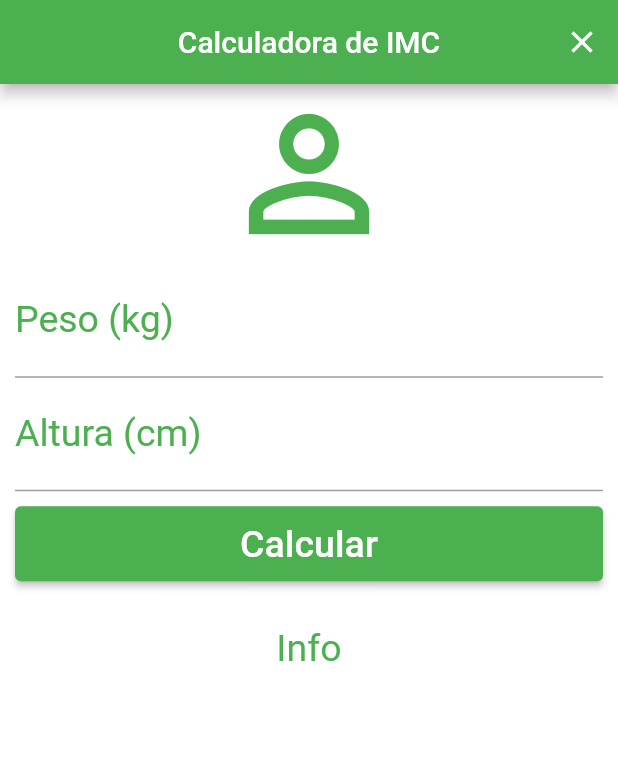
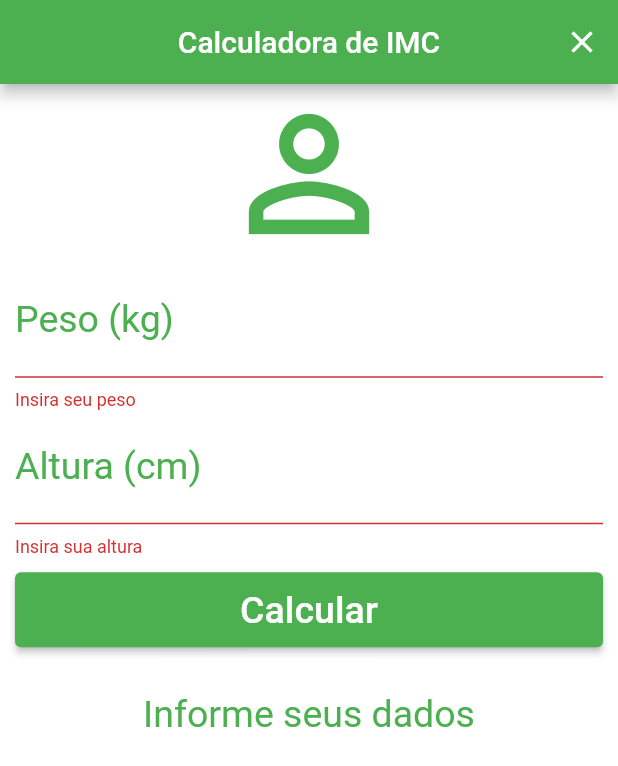
Before and after one commit to dav1rm/imc_calculator, a Flutter app: the screen it shows after launch, after a tap on "Calcular", on a phone screen of 412 x 824 dp. Shown: the top 766 px of the screen. Run offline on Flutter 3.47's test engine with Material 2 defaults, Android fonts, the phone set to English and light mode, and no system bars.

Commit message:
add form, controller and validation

```diff
--- a/lib/main.dart
+++ b/lib/main.dart
@@ -10,6 +10,47 @@ class Home extends StatefulWidget {
 }
 
 class _HomeState extends State<Home> {
+
+  TextEditingController heightController = TextEditingController();
+  TextEditingController weightController = TextEditingController();
+
+  GlobalKey<FormState> _formKey = GlobalKey<FormState>();
+
+  String _infoText = "Informe seus dados";
+
+  void _resetFields() {
+    heightController.text = "";
+    weightController.text = "";
+
+    setState(() {
+      _infoText = "Informe seus dados";
+      _formKey = GlobalKey<FormState>();
+    });
+  }
+
+  void _calculate() {
+    setState(() {
+      double weight = double.parse(weightController.text);
+      double height = double.parse(heightController.text)/100;
+      double imc = weight/(height*height);
+      print(imc);
+
+      if(imc < 18.6) {
+        _infoText = "Abaixo do peso (${imc.toStringAsPrecision(3)}kg)";
+      } else if (imc >= 18.6 && imc < 24.9) {
+        _infoText = "Peso ideal (${imc.toStringAsPrecision(3)}kg)";
+      } else if (imc >= 24.9 && imc < 29.9) {
+        _infoText = "Levemente acima do peso (${imc.toStringAsPrecision(3)}kg)";
+      } else if (imc >= 29.9 && imc < 34.9) {
+        _infoText = "Obesidade grau I (${imc.toStringAsPrecision(3)}kg)";
+      } else if (imc >= 34.9 && imc < 39.9) {
+        _infoText = "Obesidade grau II (${imc.toStringAsPrecision(3)}kg)";
+      } else if (imc >= 39.9) {
+        _infoText = "Obesidade grau III (${imc.toStringAsPrecision(3)}kg)";
+      }
+    });
+  }
+
   @override
   Widget build(BuildContext context) {
     return Scaffold(
@@ -18,13 +59,15 @@ class _HomeState extends State<Home> {
           centerTitle: true,
           backgroundColor: Colors.green,
           actions: [
-            IconButton(icon: Icon(Icons.clear), onPressed: () {}),
+            IconButton(icon: Icon(Icons.clear), onPressed: _resetFields),
           ],
         ),
         backgroundColor: Colors.white,
         body: SingleChildScrollView(
           padding: EdgeInsets.fromLTRB(10.0, 0.0, 10.0, 0.0),
-          child: Column(
+          child: Form(
+            key: _formKey,
+            child: Column(
             crossAxisAlignment: CrossAxisAlignment.stretch,
             children: [
               Icon(
@@ -32,28 +75,44 @@ class _HomeState extends State<Home> {
                 size: 120.0,
                 color: Colors.green,
               ),
-              TextField(
+              TextFormField(
                 keyboardType: TextInputType.number,
                 decoration: InputDecoration(
                     labelText: 'Peso (kg)',
                     labelStyle: TextStyle(color: Colors.green)),
                 textAlign: TextAlign.center,
                 style: TextStyle(color: Colors.green, fontSize: 25.0),
+                controller: weightController,
+                validator: (value) {
+                  if(value.isEmpty) {
+                    return "Insira seu peso";
+                  }
+                },
               ),
-              TextField(
+              TextFormField(
                 keyboardType: TextInputType.number,
                 decoration: InputDecoration(
                     labelText: 'Altura (cm)',
                     labelStyle: TextStyle(color: Colors.green)),
                 textAlign: TextAlign.center,
                 style: TextStyle(color: Colors.green, fontSize: 25.0),
+                controller: heightController,
+                validator: (value) {
+                  if(value.isEmpty) {
+                    return "Insira sua altura";
+                  }
+                },
               ),
               Padding(
                   padding: EdgeInsets.only(top: 10.0, bottom: 30.0),
                   child: Container(
                       height: 50.0,
                       child: ElevatedButton(
-                        onPressed: () {},
+                        onPressed: () {
+                          if(_formKey.currentState.validate()){
+                            _calculate();
+                          }
+                        },
                         child: Text(
                           'Calcular',
                           style: TextStyle(color: Colors.white, fontSize: 25.0),
@@ -63,12 +122,12 @@ class _HomeState extends State<Home> {
                                 MaterialStateProperty.all(Colors.green)),
                       ))),
               Text(
-                'Info',
+                _infoText,
                 textAlign: TextAlign.center,
                 style: TextStyle(color: Colors.green, fontSize: 25.0),
               )
             ],
-          ),
+          ),),
         ));
   }
 }
```
